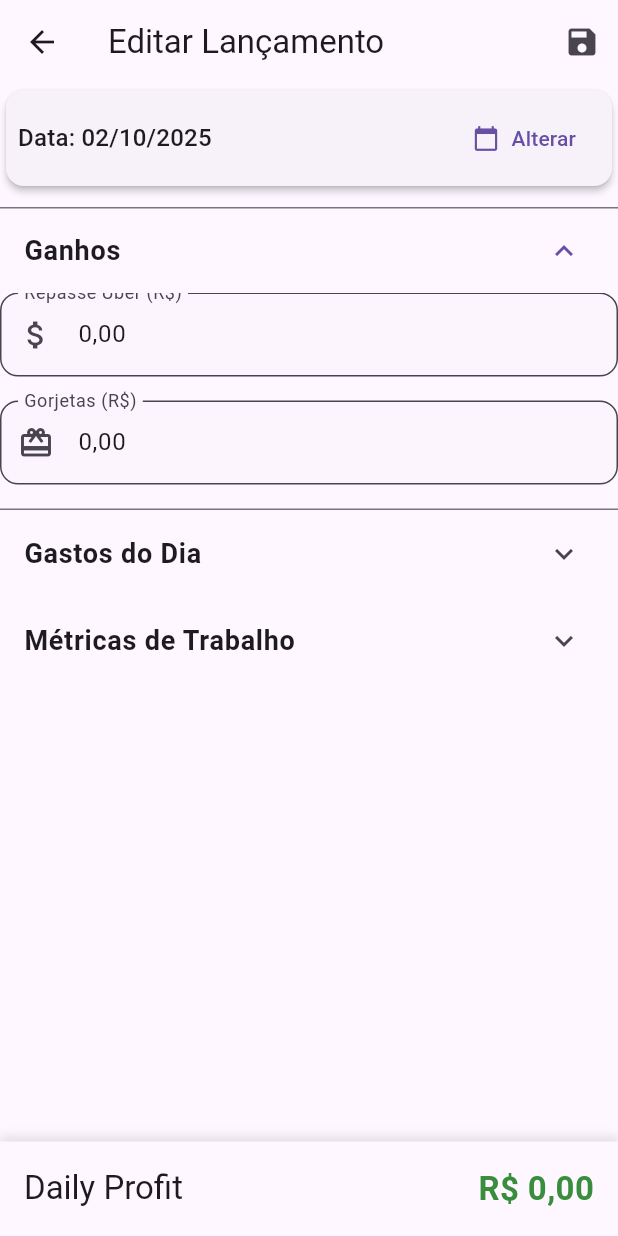
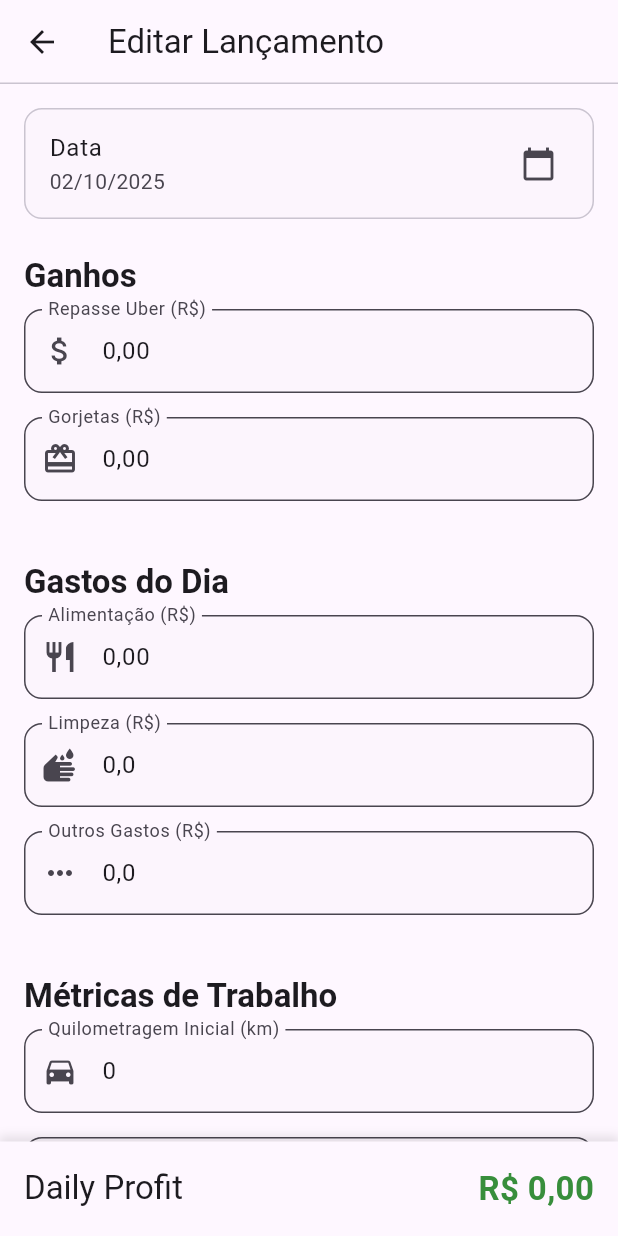
Before and after one commit to Sameque/driving_profits, a Flutter app: the EditEntryScreen screen opened directly with empty values, on a phone screen of 412 x 824 dp. Run offline on Flutter 3.47's test engine with Material 3 defaults, Android fonts, the phone set to English and light mode, and no system bars; our stand-ins replace flutter_animate, shimmer, sqflite; accounts and stored records are empty.

Commit message:
change in ui/ux of then edit screen

```diff
--- a/lib/ui/feature/entry/edit_entry_screen.dart
+++ b/lib/ui/feature/entry/edit_entry_screen.dart
@@ -21,52 +21,50 @@ class EditEntryScreen extends StatefulWidget {
 class _EditEntryScreenState extends State<EditEntryScreen> {
   final _formKey = GlobalKey<FormState>();
 
-  // DateTime _selectedDate = DateTime.now();
-  TimeOfDay? _startTime;
-  TimeOfDay? _endTime;
-  EntryDto entryDto = EntryDto();
+  late EntryDto entryDto;
+
+  bool _isLoading = false;
+  bool _hasUnsavedChanges = false;
 
   @override
   void initState() {
     super.initState();
     entryDto = EntryDto.fromMap(widget.entry.toMap());
+    entryDto.addListener(() => _hasUnsavedChanges = true);
   }
 
   Future<void> _selectDate(BuildContext context) async {
     final DateTime? picked = await showDatePicker(
       context: context,
-      initialDate: entryDto.date,
+      initialDate: entryDto.getDate,
       firstDate: DateTime(2020),
       lastDate: DateTime.now(),
+      locale: const Locale('pt', 'BR'),
     );
     if (picked != null && picked != entryDto.date) {
-      setState(() {
-        entryDto.date = picked;
-      });
+      entryDto.setDate(picked);
     }
   }
 
   Future<void> _selectStartTime() async {
     final TimeOfDay? picked = await showTimePicker(
       context: context,
-      initialTime: _startTime ?? TimeOfDay.now(),
+      initialTime: entryDto.getStartTime ?? TimeOfDay.now(),
+      initialEntryMode: TimePickerEntryMode.dial,
     );
     if (picked != null) {
-      setState(() {
       entryDto.setStartTime(picked);
-      });
     }
   }
 
   Future<void> _selectEndTime() async {
     final TimeOfDay? picked = await showTimePicker(
       context: context,
-      initialTime: _endTime ?? TimeOfDay.now(),
+      initialTime: entryDto.getEndTime ?? TimeOfDay.now(),
+      initialEntryMode: TimePickerEntryMode.dial,
     );
     if (picked != null) {
-      setState(() {
       entryDto.setEndTime(picked);
-      });
     }
   }
 
@@ -76,6 +74,8 @@ class _EditEntryScreenState extends State<EditEntryScreen> {
     }
 
     try {
+      setState(() => _isLoading = true);
+
       final provider = Provider.of<EntryProvider>(context, listen: false);
 
       final data = DailyEntry.fromMap(entryDto.toMap());
@@ -94,6 +94,8 @@ class _EditEntryScreenState extends State<EditEntryScreen> {
         context: context,
         message: 'Erro ao salvar: ${e.toString()}',
       );
+    } finally {
+      setState(() => _isLoading = false);
     }
   }
 
@@ -102,6 +104,10 @@ class _EditEntryScreenState extends State<EditEntryScreen> {
     required String initial,
     required ValueChanged<String> onChanged,
     IconData icon = Icons.attach_money,
+    String? Function(String?)? validator,
+    List<TextInputFormatter>? inputFormatters,
+    bool isCurrency = true,
+    bool autofocus = false,
   }) {
     return Padding(
       padding: const EdgeInsets.only(bottom: 16.0),
@@ -118,10 +124,24 @@ class _EditEntryScreenState extends State<EditEntryScreen> {
           ).colorScheme.surfaceVariant.withOpacity(0.1),
         ),
         keyboardType: TextInputType.number,
-        inputFormatters: [
+        inputFormatters:
+            inputFormatters ??
+            (isCurrency
+                ? [
                     FilteringTextInputFormatter.digitsOnly,
                     CurrencyInputFormatter(),
-        ],
+                  ]
+                : [FilteringTextInputFormatter.digitsOnly]),
+        validator:
+            validator ??
+            (value) {
+              if (value == null || value.isEmpty) return null;
+              final parsed = double.tryParse(value.replaceAll(',', '.'));
+              if (parsed == null || parsed < 0) {
+                return 'Insira um valor válido maior ou igual a zero.';
+              }
+              return null;
+            },
       ),
     );
   }
@@ -135,81 +155,86 @@ class _EditEntryScreenState extends State<EditEntryScreen> {
 
     return WillPopScope(
       onWillPop: () async {
-        if (true) {
+        if (_hasUnsavedChanges) {
           return await showDialog(
                 context: context,
                 builder: (context) => AlertDialog(
-                  title: Text('Descartar alterações?'),
-                  content: Text(
+                  title: const Text('Descartar alterações?'),
+                  content: const Text(
                     'Você tem alterações não salvas. Deseja descartá-las?',
                   ),
                   actions: [
                     TextButton(
                       onPressed: () => Navigator.of(context).pop(false),
-                      child: Text('Cancelar'),
+                      child: const Text('Cancelar'),
                     ),
                     TextButton(
                       onPressed: () => Navigator.of(context).pop(true),
-                      child: Text('Descartar'),
+                      child: const Text('Descartar'),
                     ),
                   ],
                 ),
               ) ??
               false;
         }
-        // return true;
+        return true;
       },
       child: Scaffold(
         appBar: AppBar(
-          title: Text('Editar Lançamento'),
-          actions: [IconButton(icon: Icon(Icons.save), onPressed: _saveForm)],
+          title: const Text('Editar Lançamento'),
+          centerTitle: false,
+          elevation: 0,
+          scrolledUnderElevation: 4,
+          backgroundColor: Theme.of(context).colorScheme.surface,
+          foregroundColor: Theme.of(context).colorScheme.onSurface,
+          shape: Border(
+            bottom: BorderSide(
+              color: Theme.of(context).colorScheme.outlineVariant,
+              width: 1,
             ),
-        body: ListView(
-          padding: EdgeInsets.zero,
+          ),
+        ),
+        body: Stack(
           children: [
             Form(
               key: _formKey,
-              child: Column(
+              child: ListView(
+                padding: const EdgeInsets.all(16.0),
                 children: [
-                  // CARD DE DATA
-                  Card(
-                    elevation: 2,
-                    child: Padding(
-                      padding: const EdgeInsets.all(8.0),
-                      child: Row(
-                        mainAxisAlignment: MainAxisAlignment.spaceBetween,
-                        children: [
-                          Text(
-                            'Data: ${DateFormat('dd/MM/yyyy').format(entryDto.date)}',
-                            style: Theme.of(context).textTheme.titleMedium,
+                  // Data
+                  ListTile(
+                    title: const Text('Data'),
+                    subtitle: Text(
+                      DateFormat('dd/MM/yyyy').format(entryDto.date),
                     ),
-                          TextButton.icon(
-                            icon: Icon(Icons.calendar_today),
-                            label: Text('Alterar'),
-                            onPressed: () => _selectDate(context),
-                          ),
-                        ],
+                    trailing: const Icon(Icons.calendar_today),
+                    onTap: () => _selectDate(context),
+                    shape: RoundedRectangleBorder(
+                      borderRadius: BorderRadius.circular(12),
+                      side: BorderSide(
+                        color: Theme.of(context).colorScheme.outlineVariant,
                       ),
                     ),
+                    tileColor: Theme.of(
+                      context,
+                    ).colorScheme.surfaceVariant.withOpacity(0.1),
                   ),
-                  SizedBox(height: 10),
+                  const SizedBox(height: 24),
 
-                  // CARD DE GANHOS
-                  ExpansionTile(
-                    title: Text(
+                  // Ganhos
+                  Text(
                     'Ganhos',
-                      style: TextStyle(
+                    style: Theme.of(context).textTheme.titleLarge?.copyWith(
                       fontWeight: FontWeight.bold,
-                        fontSize: 18,
                     ),
                   ),
-                    initiallyExpanded: true,
-                    children: [
+                  const SizedBox(height: 8),
                   _buildTextField(
                     label: 'Repasse Uber (R\$)',
                     initial: entryDto.getUberEarnings,
                     onChanged: entryDto.setUberEarnings,
                     icon: Icons.attach_money,
+                    autofocus: true,
                   ),
                   _buildTextField(
                     label: 'Gorjetas (R\$)',
@@ -217,19 +242,16 @@ class _EditEntryScreenState extends State<EditEntryScreen> {
                     onChanged: entryDto.setTips,
                     icon: Icons.card_giftcard,
                   ),
-                    ],
-                  ),
+                  const SizedBox(height: 24),
 
-                  // CARD DE GASTOS
-                  ExpansionTile(
-                    title: Text(
+                  // Gastos do Dia
+                  Text(
                     'Gastos do Dia',
-                      style: TextStyle(
+                    style: Theme.of(context).textTheme.titleLarge?.copyWith(
                       fontWeight: FontWeight.bold,
-                        fontSize: 18,
                     ),
                   ),
-                    children: [
+                  const SizedBox(height: 8),
                   _buildTextField(
                     label: 'Alimentação (R\$)',
                     initial: entryDto.getFoodCost,
@@ -244,100 +266,103 @@ class _EditEntryScreenState extends State<EditEntryScreen> {
                   ),
                   _buildTextField(
                     label: 'Outros Gastos (R\$)',
-                        initial: entryDto.getOtherCosts,
-                        onChanged: entryDto.setOtherCosts,
+                    initial: entryDto.getCleaningCost,
+                    onChanged: entryDto.setCleaningCost,
                     icon: Icons.more_horiz,
                   ),
-                    ],
-                  ),
+                  const SizedBox(height: 24),
 
-                  // CARD DE MÉTRICAS
-                  ExpansionTile(
-                    title: Text(
+                  // Métricas de Trabalho
+                  Text(
                     'Métricas de Trabalho',
-                      style: TextStyle(
+                    style: Theme.of(context).textTheme.titleLarge?.copyWith(
                       fontWeight: FontWeight.bold,
-                        fontSize: 18,
                     ),
                   ),
-                    children: [
-                      Padding(
-                        padding: const EdgeInsets.symmetric(
-                          vertical: 8.0,
-                          horizontal: 16.0,
+                  const SizedBox(height: 8),
+                  _buildTextField(
+                    label: 'Quilometragem Inicial (km)',
+                    initial: entryDto.getKmStart,
+                    onChanged: entryDto.setKmStart,
+                    icon: Icons.directions_car,
+                    isCurrency: false,
                   ),
-                        child: TextFormField(
-                          onChanged: entryDto.setKmStart,
-                          controller: TextEditingController(
-                            text: entryDto.getKmStart,
+                  _buildTextField(
+                    label: 'Quilometragem Final (km)',
+                    initial: entryDto.getKmEnd,
+                    onChanged: entryDto.setKmEnd,
+                    icon: Icons.directions_car,
+                    isCurrency: false,
                   ),
-
-                          decoration: InputDecoration(
-                            labelText: 'Quilometragem Inicial (km)',
-                            prefixIcon: Icon(Icons.directions_car),
-                            border: OutlineInputBorder(
-                              borderRadius: BorderRadius.circular(8),
+                  ListTile(
+                    title: const Text('Hora Inicial'),
+                    subtitle: Text(
+                      entryDto.startTime?.format(context) ?? 'Não definida',
+                    ),
+                    trailing: const Icon(Icons.access_time),
+                    onTap: _selectStartTime,
+                    shape: RoundedRectangleBorder(
+                      borderRadius: BorderRadius.circular(12),
+                      side: BorderSide(
+                        color: Theme.of(context).colorScheme.outlineVariant,
                       ),
                     ),
-                          keyboardType: TextInputType.number,
+                    tileColor: Theme.of(
+                      context,
+                    ).colorScheme.surfaceVariant.withOpacity(0.1),
+                  ),
+                  const SizedBox(height: 16),
+                  ListTile(
+                    title: const Text('Hora Final'),
+                    subtitle: Text(
+                      entryDto.endTime?.format(context) ?? 'Não definida',
+                    ),
+                    trailing: const Icon(Icons.access_time),
+                    onTap: _selectEndTime,
+                    shape: RoundedRectangleBorder(
+                      borderRadius: BorderRadius.circular(12),
+                      side: BorderSide(
+                        color: Theme.of(context).colorScheme.outlineVariant,
                       ),
                     ),
+                    tileColor: Theme.of(
+                      context,
+                    ).colorScheme.surfaceVariant.withOpacity(0.1),
+                  ),
+                  const SizedBox(height: 16),
+                  ListTile(
+                    title: const Text('KM Rodados (calculado)'),
+                    trailing: Text(entryDto.totalKm.toString()),
+                    tileColor: Theme.of(
+                      context,
+                    ).colorScheme.surfaceVariant.withOpacity(0.1),
+                  ),
+                  ListTile(
+                    title: const Text('Horas Trabalhadas (calculado)'),
+                    trailing: Text(
+                      entryDto.totalHoursWorked?.format(context) ?? '',
+                    ),
+                    tileColor: Theme.of(
+                      context,
+                    ).colorScheme.surfaceVariant.withOpacity(0.1),
+                  ),
+                  const SizedBox(height: 32),
 
-                      Padding(
-                        padding: const EdgeInsets.symmetric(
-                          vertical: 8.0,
-                          horizontal: 16.0,
-                        ),
-                        child: TextFormField(
-                          onChanged: entryDto.setKmEnd,
-                          controller: TextEditingController(
-                            text: entryDto.getKmEnd,
-                          ),
-
-                          decoration: InputDecoration(
-                            labelText: 'Quilometragem Final (km)',
-                            prefixIcon: Icon(Icons.directions_car),
-                            border: OutlineInputBorder(
-                              borderRadius: BorderRadius.circular(8),
+                  // Botão para salvar
+                  FilledButton(
+                    onPressed: _isLoading ? null : _saveForm,
+                    style: FilledButton.styleFrom(
+                      minimumSize: const Size.fromHeight(50),
+                      shape: RoundedRectangleBorder(
+                        borderRadius: BorderRadius.circular(12),
                       ),
                     ),
-                          keyboardType: TextInputType.number,
-                        ),
-                      ),
-                      ListTile(
-                        title: Text(
-                          'Hora Inicial: ${entryDto.startTime?.format(context) ?? 'Não definida'}',
-                        ),
-                        trailing: Icon(Icons.access_time),
-                        onTap: _selectStartTime,
-                      ),
-                      ListTile(
-                        title: Text(
-                          entryDto.endTime == null
-                              ? 'Hora Final: Não definida'
-                              : 'Hora Final: ${entryDto.endTime!.format(context)}',
-                        ),
-                        trailing: Icon(Icons.access_time),
-                        onTap: _selectEndTime,
-                      ),
-                      ListTile(
-                        title: Text('KM Rodados (calculado)'),
-                        trailing: Text(entryDto.totalKm.toString()),
-                      ),
-                      ListTile(
-                        title: Text('Horas Trabalhadas (calculado)'),
-                        trailing: Text(
-                          entryDto.totalHoursWorked
-                                  ?.format(context)
-                                  .toString() ??
-                              '',
-                        ),
-                      ),
-                    ],
+                    child: const Text('Salvar Alterações'),
                   ),
                 ],
               ),
             ),
+            if (_isLoading) const Center(child: CircularProgressIndicator()),
           ],
         ),
         bottomNavigationBar: SafeArea(
@@ -355,7 +380,7 @@ class _EditEntryScreenState extends State<EditEntryScreen> {
                       color: Colors.black.withOpacity(0.1),
                       spreadRadius: 1,
                       blurRadius: 5,
-                      offset: Offset(0, -3),
+                      offset: const Offset(0, -3),
                     ),
                   ],
                 ),
--- a/lib/ui/feature/entry/entry_dto.dart
+++ b/lib/ui/feature/entry/entry_dto.dart
@@ -47,9 +47,9 @@ class EntryDto extends ChangeNotifier {
   Map<String, dynamic> toMap() {
     return {
       'id': id,
-      'date': getDate,
-      'startTime': getStartTime,
-      'endTime': getEndTime,
+      'date': getDateStr,
+      'startTime': getStartTimeStr,
+      'endTime': getEndTimeStr,
       'kmStart': kmStart,
       'kmEnd': kmEnd,
       'uberEarnings': uberEarnings,
@@ -79,8 +79,14 @@ class EntryDto extends ChangeNotifier {
     fuelCost = litersUsed * fuelPrice;
   }
 
-  void setDate(String value) {
+  void setDateStr(String value) {
     date = DateTime.tryParse(value) ?? DateTime.now();
+    notifyListeners();
+  }
+
+  void setDate(DateTime value) {
+    date = value;
+    notifyListeners();
   }
 
   void setStartTime(TimeOfDay? value) {
@@ -93,16 +99,18 @@ class EntryDto extends ChangeNotifier {
       startTime = null;
       return;
     }
+
     final parts = value.split(':');
     if (parts.length == 2) {
       final hour = int.tryParse(parts[0]);
       final minute = int.tryParse(parts[1]);
       if (hour != null && minute != null) {
         startTime = TimeOfDay(hour: hour, minute: minute);
-        return;
+      } else {
+        startTime = null;
       }
+      notifyListeners();
     }
-    startTime = null;
   }
 
   void setEndTime(TimeOfDay? value) {
@@ -115,16 +123,18 @@ class EntryDto extends ChangeNotifier {
       endTime = null;
       return;
     }
+
     final parts = value.split(':');
     if (parts.length == 2) {
       final hour = int.tryParse(parts[0]);
       final minute = int.tryParse(parts[1]);
       if (hour != null && minute != null) {
         endTime = TimeOfDay(hour: hour, minute: minute);
-        return;
+      } else {
+        endTime = null;
       }
+      notifyListeners();
     }
-    endTime = null;
   }
 
   void setUberEarnings(String value) {
@@ -192,11 +202,11 @@ class EntryDto extends ChangeNotifier {
   }
 
   //getters in string format
-  String get getDate => date.toIso8601String().split('T').first;
-  String get getStartTime => startTime != null
+  String get getDateStr => date.toIso8601String().split('T').first;
+  String get getStartTimeStr => startTime != null
       ? '${startTime!.hour.toString().padLeft(2, '0')}:${startTime!.minute.toString().padLeft(2, '0')}'
       : '';
-  String get getEndTime => endTime != null
+  String get getEndTimeStr => endTime != null
       ? '${endTime!.hour.toString().padLeft(2, '0')}:${endTime!.minute.toString().padLeft(2, '0')}'
       : '';
   String get getKmStart => kmStart?.toString() ?? '';
@@ -215,6 +225,9 @@ class EntryDto extends ChangeNotifier {
   String get getStatus => status.toString().split('.').last;
 
   //computed properties
+  TimeOfDay? get getEndTime => endTime;
+  TimeOfDay? get getStartTime => startTime;
+  DateTime get getDate => date;
   double get totalEarnings => uberEarnings + tips;
   double get totalCosts => fuelCost + foodCost + cleaningCost + otherCosts;
   double get netEarnings => totalEarnings - totalCosts;
```
Lines whose indentation alone changed are shown as unchanged.
